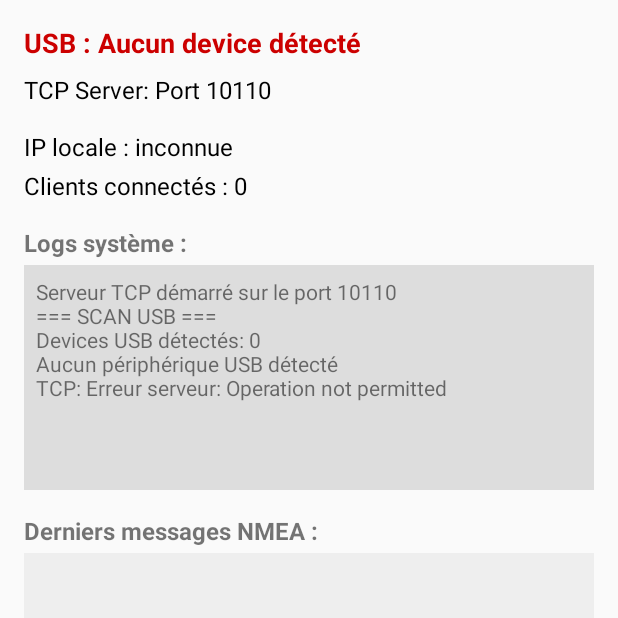
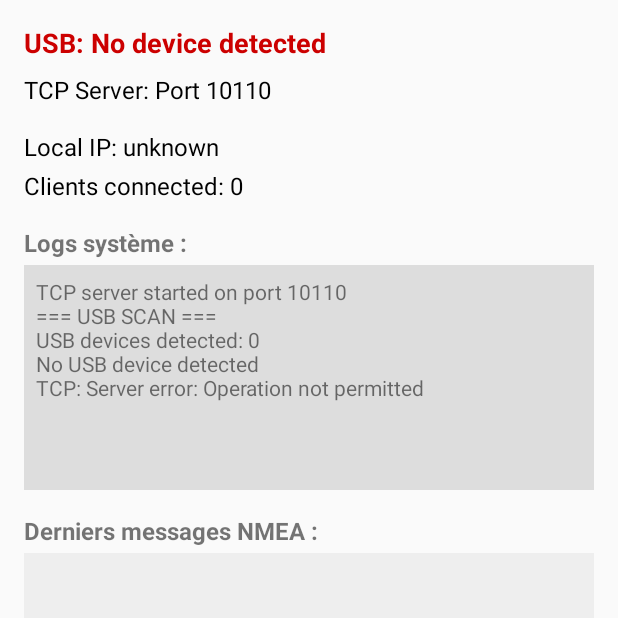
Before and after one commit to INSAil-CVL/nmea2tcp, an Android app built with Jetpack Compose: the screen it shows after launch (MainActivity), on a phone screen of 412 x 824 dp, the top half of it. Run offline under Robolectric (Android 15) with nearby library versions, the phone set to English and light mode, and no system bars; libraries missing offline, so code that uses them is left out: com.hoho.android.

Commit message:
Translation support complete

```diff
--- a/app/src/main/java/com/insail/nmeagpsserver/MainActivity.kt
+++ b/app/src/main/java/com/insail/nmeagpsserver/MainActivity.kt
@@ -23,7 +23,7 @@ class MainActivity : AppCompatActivity() {
 
     private lateinit var usbManager: UsbManager
     private var usbNmeaReader: UsbNmeaReader? = null
-    private val tcpServer = NmeaTcpServer(10110)
+    private val tcpServer = NmeaTcpServer(10110, this)
 
     private val handler = Handler(Looper.getMainLooper())
     private lateinit var clientCountText: TextView
--- a/app/src/main/res/values/strings.xml
+++ b/app/src/main/res/values/strings.xml
@@ -1,42 +1,80 @@
 <resources>
     <string name="app_name">NMEA GPS Server</string>
-    <string name="clients_connected">Clients connectés : %1$d</string>
-    <string name="ip_locale">IP locale : %1$s</string>
-    <string name="usb_searching">USB : Recherche…</string>
-    <string name="usb_permission_refusee">USB : Permission refusée</string>
-    <string name="usb_permission_demande">USB : Demande permission…</string>
-    <string name="usb_aucun_device">USB : Aucun device détecté</string>
-    <string name="usb_permission_granted">USB: Permission accordée pour %1$s</string>
-    <string name="usb_permission_refused">USB: Permission refusée pour %1$s</string>
-    <string name="usb_device_connected">USB: Périphérique connecté - %1$s</string>
-    <string name="usb_device_disconnected">USB: Périphérique %1$s déconnecté</string>
-    <string name="usb_disconnected">USB : Déconnecté</string>
-    <string name="tcp_server_started">Serveur TCP démarré sur le port %1$d</string>
+    <string name="clients_connected">Clients connected: %1$d</string>
+    <string name="ip_locale">Local IP: %1$s</string>
+    <string name="usb_searching">USB: Searching…</string>
+    <string name="usb_permission_refusee">USB: Permission denied</string>
+    <string name="usb_permission_demande">USB: Requesting permission…</string>
+    <string name="usb_aucun_device">USB: No device detected</string>
+    <string name="usb_permission_granted">USB: Permission granted for %1$s</string>
+    <string name="usb_permission_refused">USB: Permission denied for %1$s</string>
+    <string name="usb_device_connected">USB: Device connected - %1$s</string>
+    <string name="usb_device_disconnected">USB: Device %1$s disconnected</string>
+    <string name="usb_disconnected">USB: Disconnected</string>
+    <string name="tcp_server_started">TCP server started on port %1$d</string>
     <string name="tcp_message">TCP: %1$s</string>
-    <string name="usb_scan_start">=== SCAN USB ===</string>
-    <string name="usb_devices_detected">Devices USB détectés: %1$d</string>
-    <string name="usb_no_device">Aucun périphérique USB détecté</string>
-    <string name="usb_analysis">Analyse: vendorId=0x%1$s, productId=0x%2$s</string>
-    <string name="usb_gps_detected">GPS USB détecté: %1$s</string>
-    <string name="usb_permission_already">Permission déjà accordée, démarrage…</string>
-    <string name="usb_permission_request">Demande de permission pour %1$s</string>
-    <string name="usb_generic_serial_detected">Device série générique détecté: %1$s</string>
-    <string name="usb_forced_connection_attempt">Tentative de connexion forcée: %1$s</string>
-    <string name="usb_permission_request_forced">Demande de permission pour tentative forcée: %1$s</string>
-    <string name="usb_device_ignored">Device ignoré (pas série): %1$s</string>
-    <string name="usb_gps_check">Vérification GPS: attendu(0x%1$s/0x%2$s) vs réel(0x%3$s/0x%4$s) = %5$s</string>
-    <string name="usb_start_reading">Démarrage de la lecture depuis: %1$s</string>
+    <string name="usb_scan_start">=== USB SCAN ===</string>
+    <string name="usb_devices_detected">USB devices detected: %1$d</string>
+    <string name="usb_no_device">No USB device detected</string>
+    <string name="usb_analysis">Analysis: vendorId=0x%1$s, productId=0x%2$s</string>
+    <string name="usb_gps_detected">USB GPS detected: %1$s</string>
+    <string name="usb_permission_already">Permission already granted, starting…</string>
+    <string name="usb_permission_request">Requesting permission for %1$s</string>
+    <string name="usb_generic_serial_detected">Generic serial device detected: %1$s</string>
+    <string name="usb_forced_connection_attempt">Forced connection attempt: %1$s</string>
+    <string name="usb_permission_request_forced">Requesting permission for forced attempt: %1$s</string>
+    <string name="usb_device_ignored">Device ignored (not serial): %1$s</string>
+    <string name="usb_gps_check">GPS check: expected(0x%1$s/0x%2$s) vs actual(0x%3$s/0x%4$s) = %5$s</string>
+    <string name="usb_start_reading">Starting reading from: %1$s</string>
     <string name="usb_reader_status">USB Reader: %1$s</string>
-    <string name="usb_connecte">USB : Connecté (%1$s)</string>
-    <string name="usb_reading_started">Lecture USB démarrée avec succès</string>
-    <string name="unknown">inconnue</string>
+    <string name="usb_connecte">USB: Connected (%1$s)</string>
+    <string name="usb_reading_started">USB reading started successfully</string>
+    <string name="unknown">unknown</string>
 
     <!-- Logs -->
     <string name="log_usb_permission_granted">Permission granted for device %1$s</string>
     <string name="log_usb_permission_denied">Permission denied for device %1$s</string>
     <string name="log_usb_attached">USB device attached: %1$s</string>
     <string name="log_usb_detached">USB device detached: %1$s</string>
-    <string name="log_usb_scan">=== SCAN DES DEVICES USB ===</string>
-    <string name="log_usb_device_count">Nombre total de devices USB: %1$d</string>
-    <string name="log_usb_none">Aucun device USB détecté!</string>
+    <string name="log_usb_scan">=== USB DEVICES SCAN ===</string>
+    <string name="log_usb_device_count">Total number of USB devices: %1$d</string>
+    <string name="log_usb_none">No USB device detected!</string>
+
+    <!-- UsbNmea -->
+    <string name="usb_starting_reader">Starting USB reader for: %1$s</string>
+    <string name="usb_default_drivers_found">Default drivers found: %1$d</string>
+    <string name="usb_driver_available_for">Driver available for: %1$s</string>
+    <string name="usb_no_default_driver_try_manual">No default driver, trying manual drivers…</string>
+    <string name="usb_trying_driver">Trying driver: %1$s</string>
+    <string name="usb_driver_created_success">Driver %1$s created successfully!</string>
+    <string name="usb_driver_not_supported">Device not supported by %1$s</string>
+    <string name="usb_driver_creation_failed">Failed %1$s: %2$s</string>
+    <string name="usb_try_generic_cdc_acm">Last attempt with generic CDC-ACM…</string>
+    <string name="usb_generic_cdc_acm_created">Generic CDC-ACM driver created</string>
+    <string name="usb_generic_cdc_acm_failed">Failed to create CDC-ACM driver: %1$s</string>
+    <string name="usb_no_driver_found">ERROR: No USB driver found!</string>
+    <string name="usb_connection_failed">ERROR: Failed to open connection!</string>
+    <string name="usb_no_serial_port">ERROR: No serial port found!</string>
+    <string name="usb_serial_port_opened">Serial port opened successfully</string>
+    <string name="usb_testing_baud_rates">Testing baud rates…</string>
+    <string name="usb_testing_baud_rate">Testing at %1$d baud…</string>
+    <string name="usb_connected_baud_rate">Successfully connected at %1$d baud!</string>
+    <string name="usb_failed_baud_rate">Failed at %1$d baud: %2$s</string>
+    <string name="usb_no_data_default_baud">No data received, using 4800 baud as default</string>
+    <string name="usb_serial_port_error_opening">ERROR opening serial port: %1$s</string>
+    <string name="usb_start_read_loop">Starting read loop…</string>
+    <string name="usb_read_error">ERROR reading: %1$s</string>
+    <string name="usb_serial_port_closed">Serial port closed</string>
+    <string name="usb_serial_port_close_error">Error closing serial port: %1$s</string>
+    <string name="usb_reader_stopped">USB reader stopped</string>
+    <string name="usb_stop_error">Error on stop: %1$s</string>
+    <string name="usb_reader_stopped_and_closed">USB reader stopped and port closed</string>
+
+    <!-- TCP -->
+    <string name="tcp_client_connected">Client connected: %1$s</string>
+    <string name="tcp_client_disconnected">Client disconnected: %1$s</string>
+    <string name="tcp_server_error">Server error: %1$s</string>
+    <string name="tcp_data_sent">Data sent to %1$d clients, %2$d disconnected</string>
+    <string name="tcp_server_stopping">Stopping TCP server…</string>
+    <string name="tcp_server_stopped">TCP server stopped</string>
 </resources>
```
Also changed, not shown: app/src/main/java/com/insail/nmeagpsserver/NmeaTcpServer.kt (+10 -9 lines), app/src/main/java/com/insail/nmeagpsserver/UsbNmeaReader.kt (+31 -44 lines), 3 other files.
